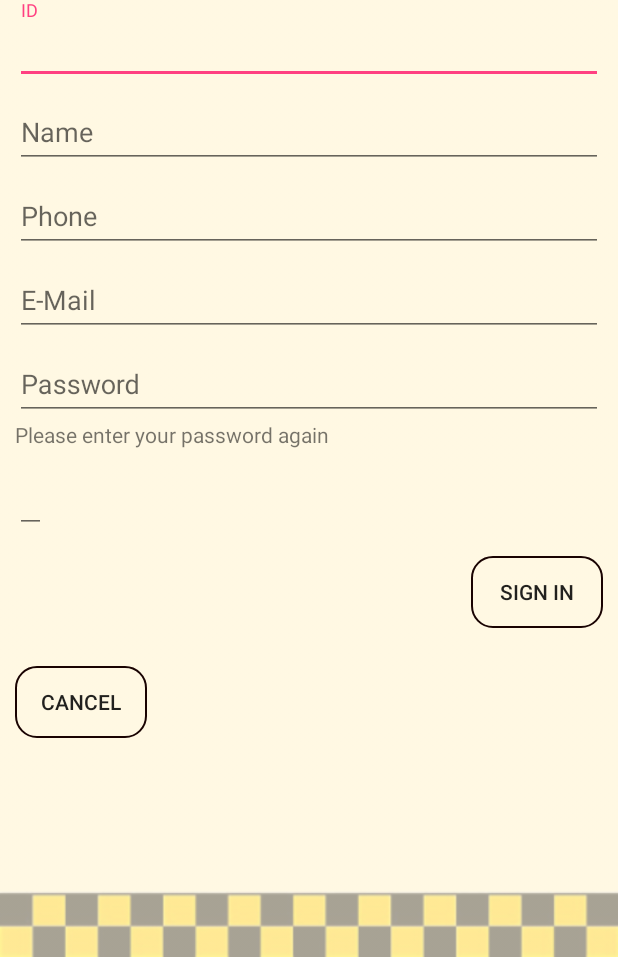
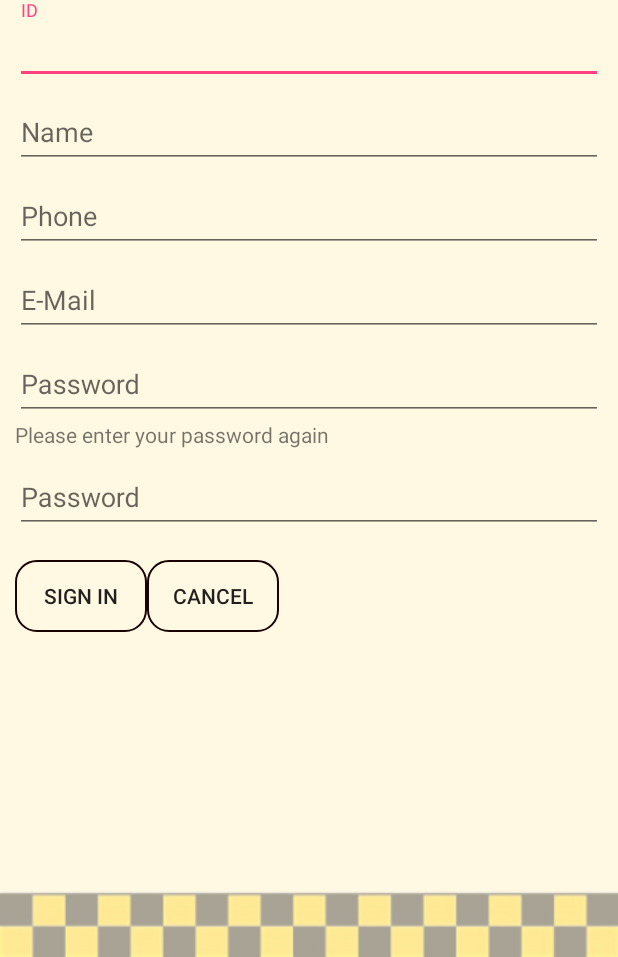
Before and after one commit to RaphBloch/DriverApp, an Android app: the RegisterActivity screen opened directly, with no data from a screen before it, on a phone screen of 412 x 824 dp, the part 279-1236 px from its top. Run offline under Robolectric (Android 15) with nearby library versions, the phone set to English and light mode, and no system bars; our stand-ins replace Firebase (no records; nobody signed in at launch, a user with empty details on screens opened directly).

Commit message:
mot de passe

```diff
--- a/app/src/main/res/layout/activity_register.xml
+++ b/app/src/main/res/layout/activity_register.xml
@@ -103,7 +103,7 @@
 
             <android.support.design.widget.TextInputEditText
                 android:id="@+id/Password2"
-                android:layout_width="wrap_content"
+                android:layout_width="match_parent"
                 android:layout_height="wrap_content"
                 android:hint="@string/Password"
                 android:inputType="textPassword"/>
@@ -111,6 +111,10 @@
 
 
 
+<LinearLayout
+    android:layout_width="match_parent"
+    android:layout_height="match_parent"
+    android:orientation="horizontal">
 
     <Button
         android:id="@+id/Register"
@@ -118,7 +122,7 @@
         android:layout_height="wrap_content"
         android:layout_marginTop="15dp"
         android:layout_marginBottom="10dp"
-        android:layout_gravity="right"
+        android:layout_gravity="center"
         android:text="@string/Register"
         android:background="@drawable/background_button"/>
 
@@ -128,11 +132,14 @@
         android:layout_height="wrap_content"
         android:layout_marginTop="15dp"
         android:layout_marginBottom="10dp"
-            android:layout_gravity="left"
+        android:layout_gravity="center"
         android:text="@string/Cancel"
         android:background="@drawable/background_button"/>
 
 </LinearLayout>
 
 
+    </LinearLayout>
+
+
 </ScrollView>
```
Also changed, not shown: app/src/main/java/com/example/elie/driverapp/Controller/MainActivity.java (+5 -2 lines), app/src/main/java/com/example/elie/driverapp/Controller/RegisterActivity.java (+30 -4 lines). Lines whose indentation alone changed are shown as unchanged.
